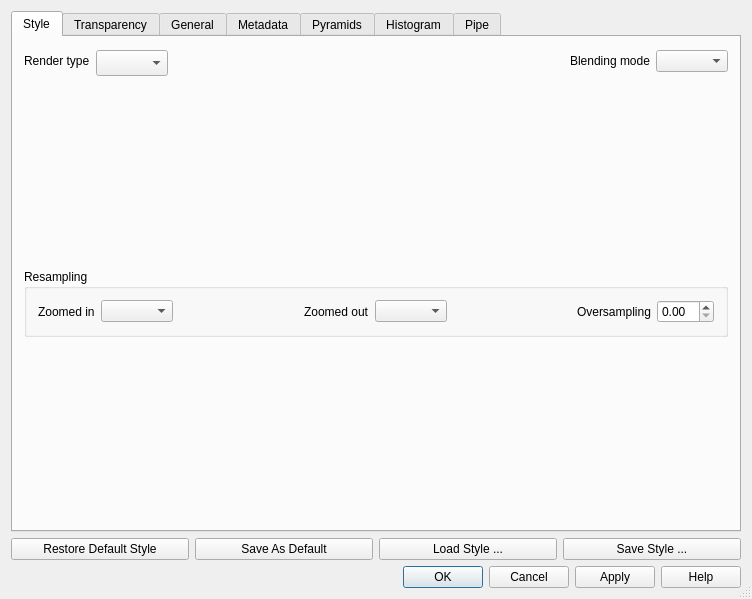
This is src/ui/qgsrasterlayerpropertiesbase.ui in qgis/QGIS as Qt 5 draws it before an edit. The edited form follows.
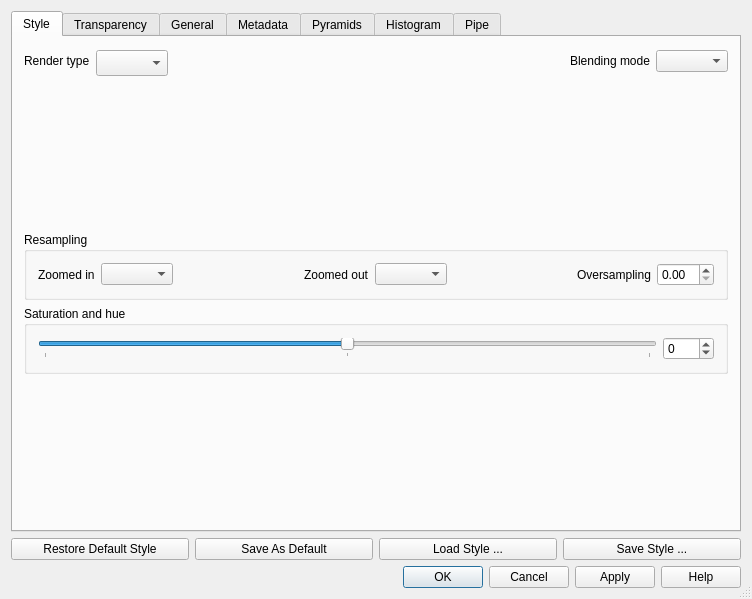
This is the edited form. The open tabs and pages were chosen to show the change. Icons and pictures are not drawn. Custom widgets are drawn as their Qt base class.

Commit message: [FEATURE] Add saturation control for raster images

The edit to the form file:
```diff
--- a/src/ui/qgsrasterlayerpropertiesbase.ui
+++ b/src/ui/qgsrasterlayerpropertiesbase.ui
@@ -248,6 +248,65 @@
          </layout>
         </widget>
        </item>
+       <item>
+        <widget class="QgsCollapsibleGroupBox" name="mHueSaturationGroupBox">
+         <property name="title">
+          <string>Saturation and hue</string>
+         </property>
+         <property name="checkable">
+          <bool>false</bool>
+         </property>
+         <property name="collapsed" stdset="0">
+          <bool>false</bool>
+         </property>
+         <property name="saveCollapsedState" stdset="0">
+          <bool>true</bool>
+         </property>
+         <layout class="QGridLayout" name="_7">
+          <item row="0" column="0">
+           <widget class="QSlider" name="sliderSaturation">
+            <property name="sizePolicy">
+             <sizepolicy hsizetype="Expanding" vsizetype="Fixed">
+              <horstretch>0</horstretch>
+              <verstretch>0</verstretch>
+             </sizepolicy>
+            </property>
+            <property name="minimum">
+             <number>-100</number>
+            </property>
+            <property name="maximum">
+             <number>100</number>
+            </property>
+            <property name="orientation">
+             <enum>Qt::Horizontal</enum>
+            </property>
+            <property name="tickPosition">
+             <enum>QSlider::TicksBelow</enum>
+            </property>
+            <property name="tickInterval">
+             <number>100</number>
+            </property>
+           </widget>
+          </item>
+          <item row="0" column="1">
+           <widget class="QSpinBox" name="spinBoxSaturation">
+            <property name="minimum">
+             <number>-100</number>
+            </property>
+            <property name="maximum">
+             <number>100</number>
+            </property>
+            <property name="value">
+             <number>0</number>
+            </property>
+            <property name="decimals" stdset="0">
+             <number>0</number>
+            </property>
+           </widget>
+          </item>
+         </layout>
+        </widget>
+       </item>
        <item>
         <spacer name="verticalSpacer">
          <property name="orientation">
```
The commit also changes 8 other files.
